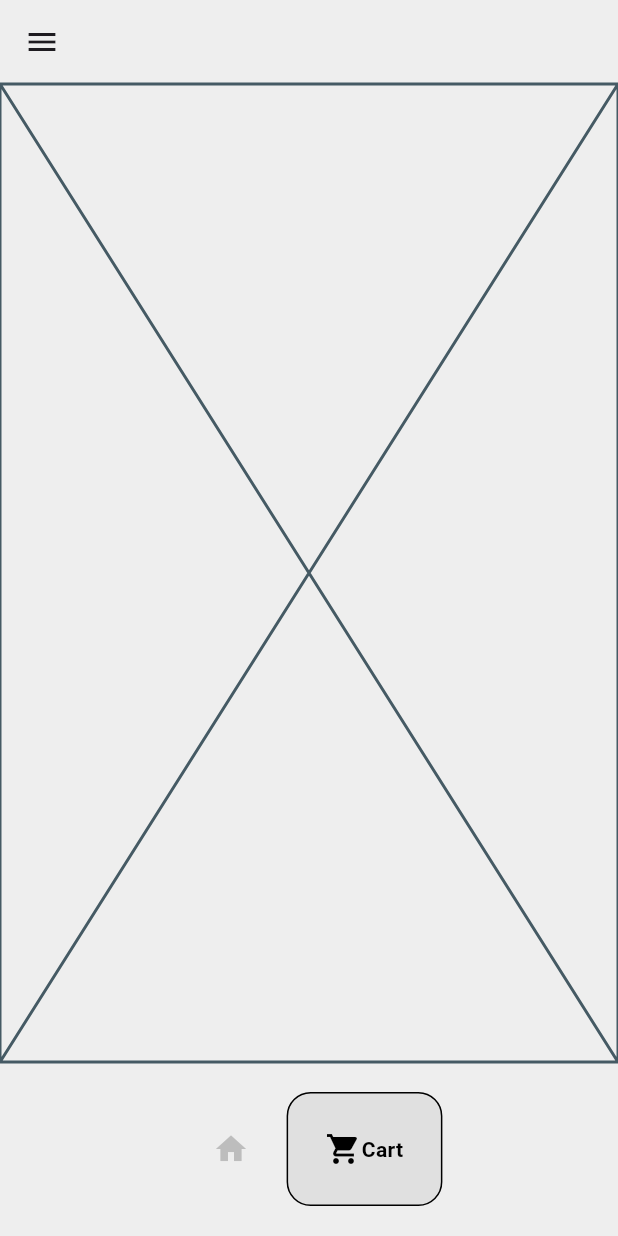
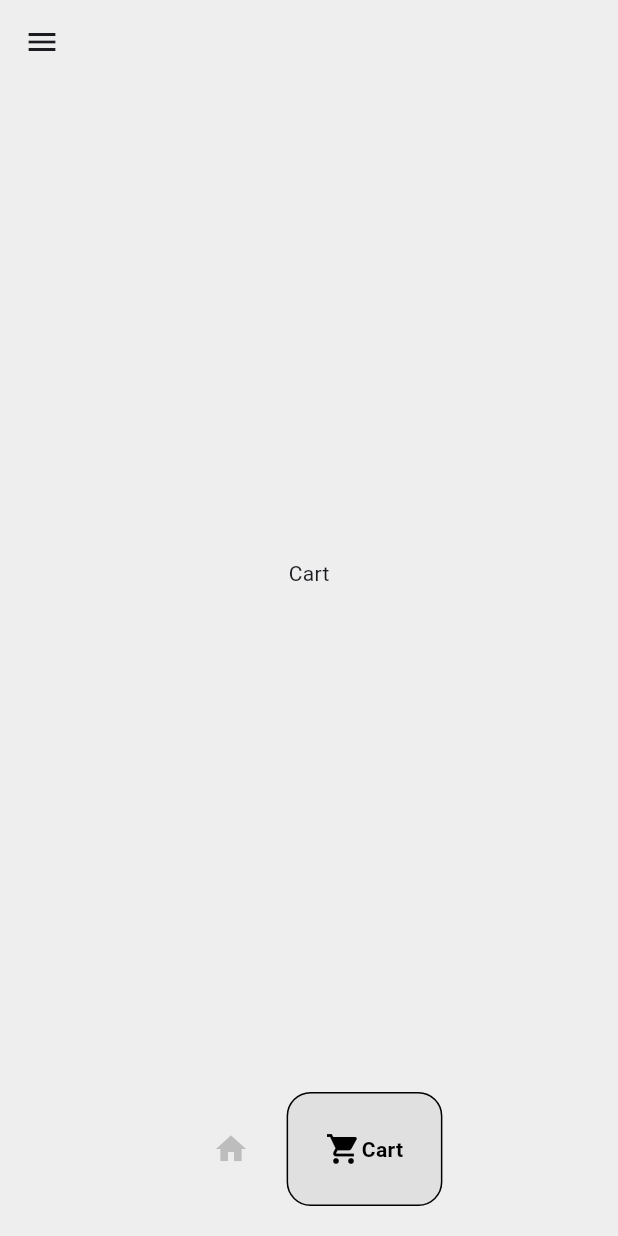
Before and after one commit to SolomonB127/SneakerSphere, a Flutter app: the HomePage screen opened by its route, item 2 of the bottom bar chosen, on a phone screen of 412 x 824 dp. Run offline on Flutter 3.47's test engine with Material 3 defaults, Android fonts, the phone set to English and light mode, and no system bars; drawn by our look-alikes of google_nav_bar.

Commit message:
Added a placeholder text

```diff
--- a/lib/Pages/cart_page.dart
+++ b/lib/Pages/cart_page.dart
@@ -1,10 +1,17 @@
 import 'package:flutter/material.dart';
 
-class CartPage extends StatelessWidget {
+class CartPage extends StatefulWidget {
   const CartPage({super.key});
 
   @override
+  State<CartPage> createState() => _CartPageState();
+}
+
+class _CartPageState extends State<CartPage> {
+  @override
   Widget build(BuildContext context) {
-    return const Placeholder();
+    return const Center(
+      child: Text("Cart"),
+    );
   }
 }
```
